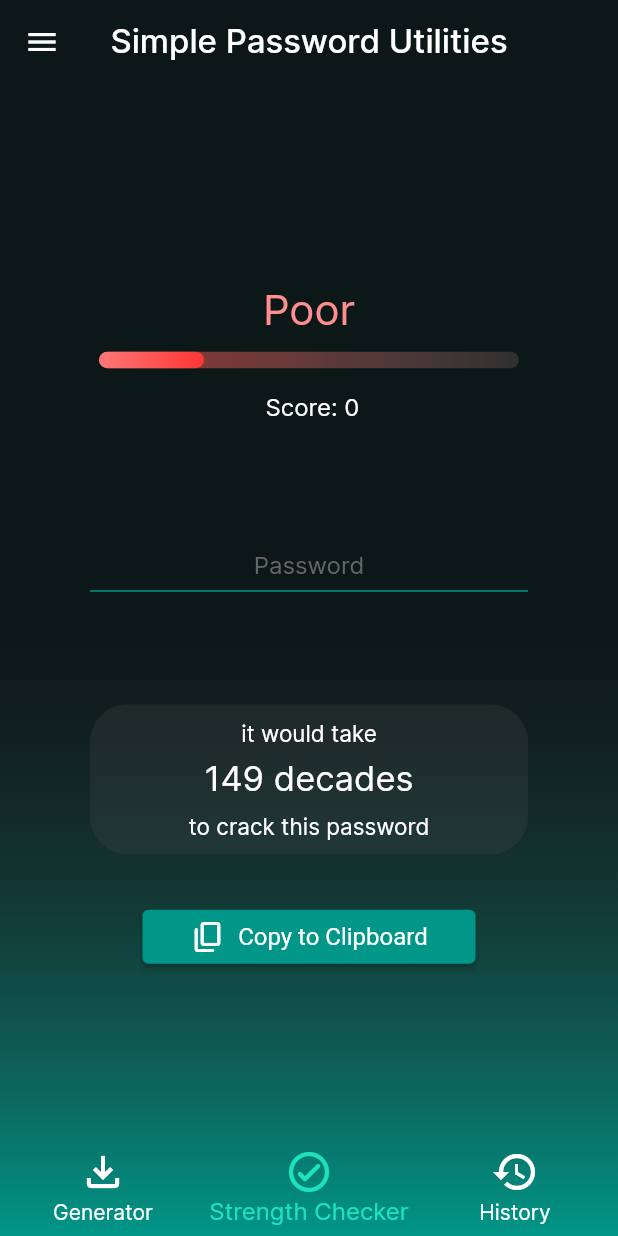
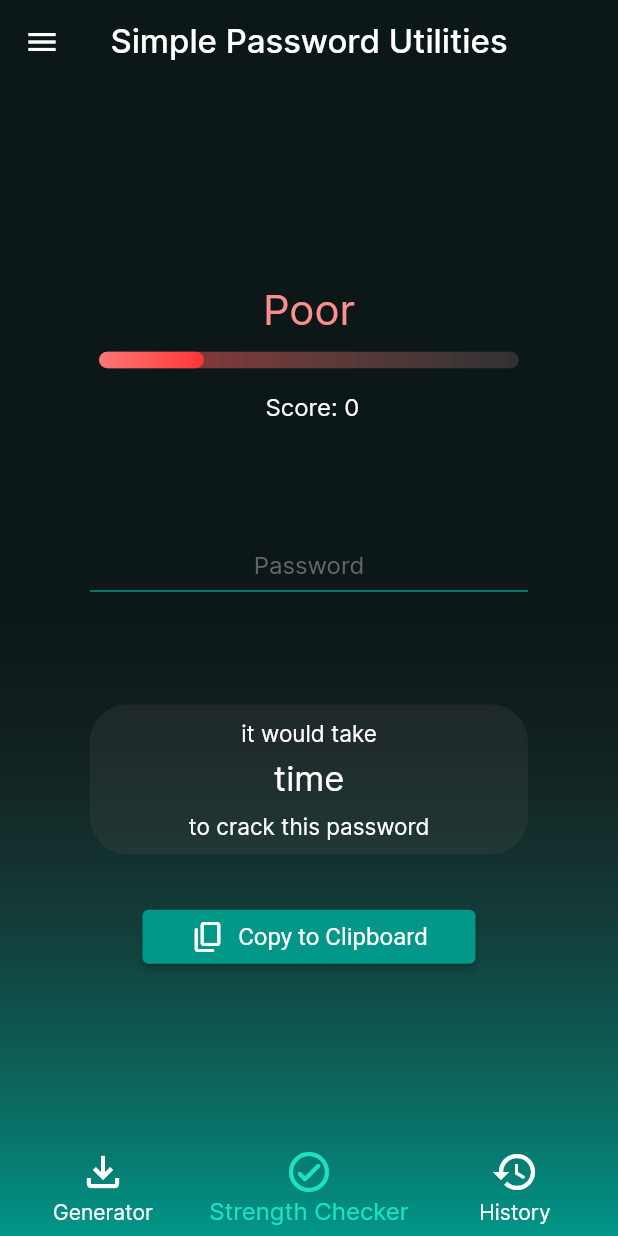
Before and after one commit to aaronjc15128/password_generator, a Flutter app: the screen it shows after launch, item 2 of the bottom bar chosen, on a phone screen of 412 x 824 dp. Run offline on Flutter 3.47's test engine with Material 2 defaults, Android fonts, the phone set to English and light mode, and no system bars.

Commit message:
Reverted back to removing the Strength Checker Time

```diff
--- a/lib/main.dart
+++ b/lib/main.dart
@@ -134,23 +134,7 @@ class _AppState extends State<App> {
   List numbers = const ["0", "1", "2", "3", "4", "5", "6", "7", "8", "9"];
   List symbols = const ["!", "#", "%", "&", '"', "(", ")", "*", "+", ",", "-", ".", "/", ":", ";", "<", "=", ">", "?", "@", "[", "]", "^", "_", "'", "{", "|", "}", "~"];
 
-  // checkPassword()  ~  pages() => Strength Checker
-  late String passwordTime;
-  late int passwordTimeInSeconds;
-  late int passwordTimeInUnits;
-  late String passwordTimeUnits;
-  late int totalCharacters;
-  int attemptsPerSecond = 100000;
-  Map<int, String> secondsToUnit = {
-    315360000 : "decades",
-    31536000 : "years",
-    2592000 : "months",
-    604800 : "weeks",
-    86400 : "days",
-    3600 : "hours",
-    60 : "minutes",
-    1 : "seconds",
-  };
+
 
   // pages() => Generator
   double lengthSliderValue = 20;
@@ -341,22 +325,6 @@ class _AppState extends State<App> {
       if (passwordScore > 3) {passwordScore = 3;}
       passwordScore *= 33.33;
       roundedScore = passwordScore.toStringAsFixed(0);
-
-
-      // totalCharacters (double) ^ userPasswordLength (double)  ~  converted to BigInt  ~  / attemptsPerSecond  ~  converted to int;
-      passwordTimeInSeconds = (BigInt.from(pow(totalCharacters.toDouble(), userpassword.length.toDouble())) ~/ BigInt.from(attemptsPerSecond)).toInt();
-
-      for (var i = 0; i < secondsToUnit.keys.toList().length; i++) {
-        int key = secondsToUnit.keys.toList()[i];
-
-        if (passwordTimeInSeconds >= key) {
-          passwordTimeUnits = secondsToUnit.values.toList()[i];
-          passwordTimeInUnits = passwordTimeInSeconds ~/ secondsToUnit.keys.toList()[i];
-          break;
-        }
-      }
-
-      passwordTime = "$passwordTimeInUnits $passwordTimeUnits";
     });
   }
 
@@ -609,7 +577,7 @@ class _AppState extends State<App> {
               ),
               Container(height: 36,
                 alignment: Alignment.center,
-                child: Text(passwordTime, style: TextStyle(fontSize: 23, color: themeColors["Text"]))
+                child: Text("time", style: TextStyle(fontSize: 23, color: themeColors["Text"]))
               ),
               Container(height: 26,
                 alignment: Alignment.center,
@@ -1051,7 +1019,6 @@ class _AppState extends State<App> {
       themeColors.addAll(darkThemeColors);
       history.addAll(defaultHistory);
       historyParameters.addAll(defaultHistoryParameters);
-      totalCharacters = lowercase.length + uppercase.length + numbers.length + symbols.length;
       checkPassword("password");
     });
   }
```
